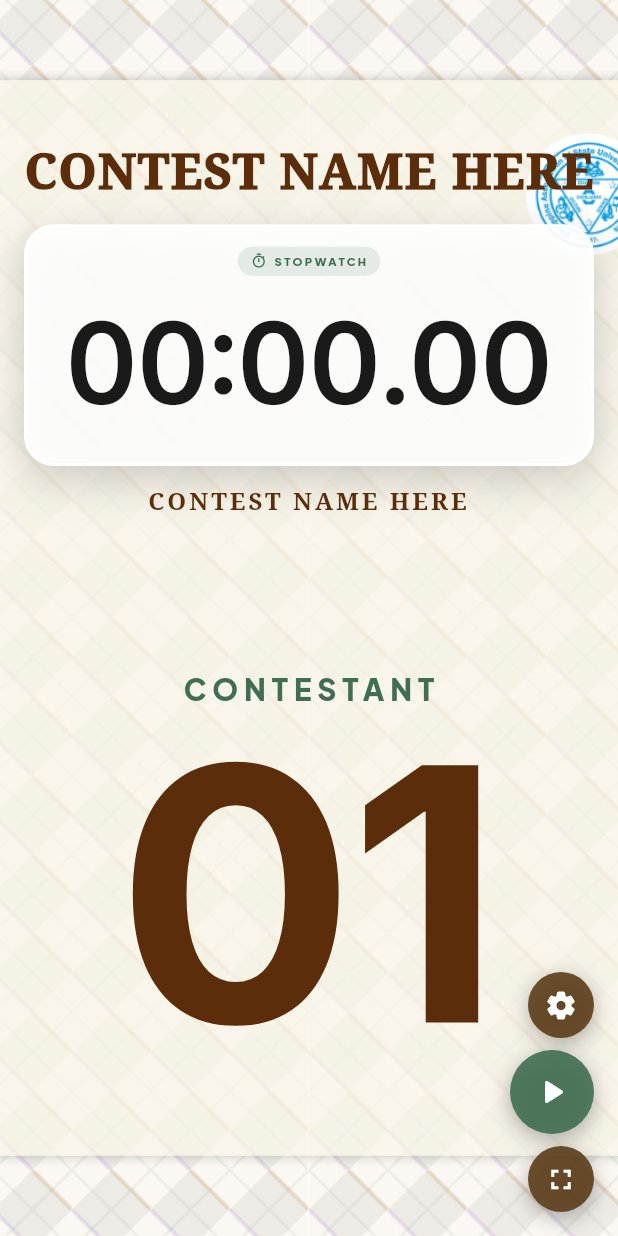
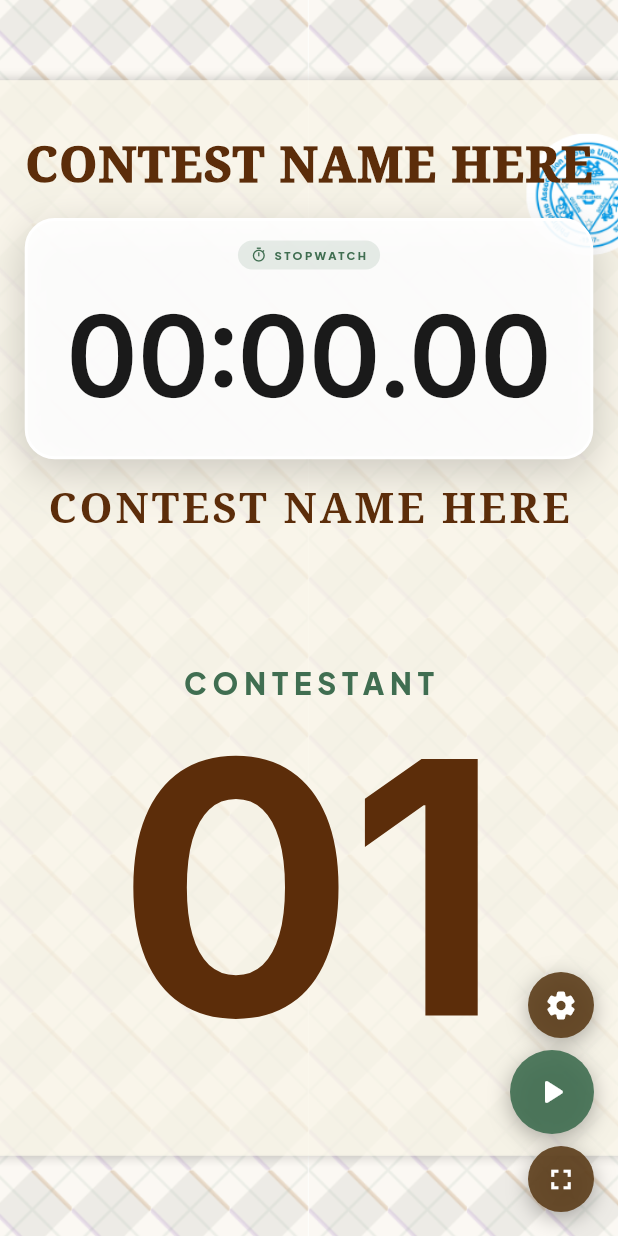
Before and after one commit to mjsolidarios/ncaf-timer, a Flutter app: the screen it shows after launch, on a phone screen of 412 x 824 dp. Run offline on Flutter 3.47's test engine with Material 3 defaults, Android fonts, the phone set to English and light mode, and no system bars; our stand-ins replace flutter_animate, google_fonts.

Commit message:
Make UI responsive for large screens / LED projection
- Remove maxWidth constraints so timer card and contestant number fill available space
- Change TopBar FittedBox from scaleDown to contain so contest name scales up on large screens
- Scale BottomLabel font size dynamically based on screen width (28px × scale, up to 2.5×)
- Scale floating action buttons proportionally with screen width (up to 2× at 1920px)
- Replace fixed spacing/padding with screen-proportional values

Co-authored-by: Copilot <223556219+Copilot@users.noreply.github.com>

```diff
--- a/lib/timer_app.dart
+++ b/lib/timer_app.dart
@@ -222,14 +222,15 @@ class _TimerHomePageState extends State<TimerHomePage>
   Widget _buildMainDisplay(Size size, bool isLandscape) {
     return Padding(
       padding: EdgeInsets.symmetric(
-        horizontal: isLandscape ? size.width * 0.05 : 16,
-        vertical: isLandscape ? size.height * 0.06 : 20,
+        horizontal: isLandscape ? size.width * 0.05 : size.width * 0.04,
+        vertical: isLandscape ? size.height * 0.06 : size.height * 0.03,
       ),
-      child: isLandscape ? _buildWideBody() : _buildNarrowBody(),
+      child: isLandscape ? _buildWideBody(size) : _buildNarrowBody(size),
     );
   }
 
-  Widget _buildWideBody() {
+  Widget _buildWideBody(Size size) {
+    final spacing = (size.height * 0.015).clamp(8.0, 20.0);
     return Row(
       crossAxisAlignment: CrossAxisAlignment.stretch,
       children: [
@@ -240,8 +241,6 @@ class _TimerHomePageState extends State<TimerHomePage>
             mainAxisAlignment: MainAxisAlignment.center,
             children: [
               Flexible(
-                child: ConstrainedBox(
-                  constraints: const BoxConstraints(maxWidth: 650),
                 child: Column(
                   crossAxisAlignment: CrossAxisAlignment.stretch,
                   children: [
@@ -253,7 +252,7 @@ class _TimerHomePageState extends State<TimerHomePage>
                       onNameTap: () => setState(() => _isEditingName = true),
                       onNameSubmit: () => setState(() => _isEditingName = false),
                     ),
-                      const SizedBox(height: 12),
+                    SizedBox(height: spacing),
                     Expanded(
                       flex: 8,
                       child: _TimerCard(
@@ -265,17 +264,16 @@ class _TimerHomePageState extends State<TimerHomePage>
                         blinkController: _blinkController,
                       ),
                     ),
-                      const SizedBox(height: 8),
+                    SizedBox(height: spacing * 0.6),
                     _BottomLabel(nameController: _nameController),
                     const Spacer(),
                   ],
                 ),
               ),
-              ),
             ],
           ),
         ),
-        const SizedBox(width: 24),
+        SizedBox(width: (size.width * 0.015).clamp(16.0, 40.0)),
         // Contestant panel
         Expanded(
           flex: 4,
@@ -287,7 +285,8 @@ class _TimerHomePageState extends State<TimerHomePage>
     );
   }
 
-  Widget _buildNarrowBody() {
+  Widget _buildNarrowBody(Size size) {
+    final spacing = (size.height * 0.02).clamp(12.0, 32.0);
     return Column(
       children: [
         // Top bar, Timer card, Bottom Label perfectly constraint matched
@@ -297,8 +296,6 @@ class _TimerHomePageState extends State<TimerHomePage>
             mainAxisAlignment: MainAxisAlignment.center,
             children: [
               Flexible(
-                child: ConstrainedBox(
-                  constraints: const BoxConstraints(maxWidth: 600),
                 child: Column(
                     crossAxisAlignment: CrossAxisAlignment.stretch,
                     mainAxisAlignment: MainAxisAlignment.center,
@@ -310,7 +307,7 @@ class _TimerHomePageState extends State<TimerHomePage>
                         onNameTap: () => setState(() => _isEditingName = true),
                         onNameSubmit: () => setState(() => _isEditingName = false),
                       ),
-                      const SizedBox(height: 16),
+                      SizedBox(height: spacing),
                       _TimerCard(
                         mode: _mode,
                         timeString: _formatTimerDisplay(),
@@ -319,16 +316,15 @@ class _TimerHomePageState extends State<TimerHomePage>
                         pulseController: _pulseController,
                         blinkController: _blinkController,
                       ),
-                      const SizedBox(height: 12),
+                      SizedBox(height: spacing * 0.75),
                       _BottomLabel(nameController: _nameController),
                     ],
-                  ),
                   ),
                 ),
             ],
           ),
         ),
-        const SizedBox(height: 24),
+        SizedBox(height: spacing),
         // Contestant panel
         Expanded(
           flex: 4,
@@ -649,9 +645,13 @@ class _TimerHomePageState extends State<TimerHomePage>
   // ── Floating control buttons ──────────────────────────────────────────────
 
   Widget _buildFloatingButtons() {
+    final screenWidth = MediaQuery.of(context).size.width;
+    final scale = (screenWidth / 900).clamp(1.0, 2.0);
+    final smallSize = 44.0 * scale;
+    final largeSize = 56.0 * scale;
     return Positioned(
-      bottom: 16,
-      right: 16,
+      bottom: 16 * scale,
+      right: 16 * scale,
       child: Column(
         mainAxisSize: MainAxisSize.min,
         crossAxisAlignment: CrossAxisAlignment.end,
@@ -661,8 +661,9 @@ class _TimerHomePageState extends State<TimerHomePage>
             icon: Icons.settings_rounded,
             tooltip: 'Settings',
             onTap: () => setState(() => _showSettings = true),
+            overrideSize: smallSize,
           ),
-          const SizedBox(height: 8),
+          SizedBox(height: 8 * scale),
           // Play / Pause / Resume
           if (_status == TimerStatus.idle || _status == TimerStatus.finished)
             _FloatingBtn(
@@ -671,6 +672,7 @@ class _TimerHomePageState extends State<TimerHomePage>
               color: const Color(0xFF406E51),
               onTap: _startTimer,
               large: true,
+              overrideSize: largeSize,
             )
           else if (_status == TimerStatus.running)
             _FloatingBtn(
@@ -679,6 +681,7 @@ class _TimerHomePageState extends State<TimerHomePage>
               color: const Color(0xFF9C5000),
               onTap: _pauseTimer,
               large: true,
+              overrideSize: largeSize,
             )
           else
             _FloatingBtn(
@@ -687,20 +690,23 @@ class _TimerHomePageState extends State<TimerHomePage>
               color: const Color(0xFF406E51),
               onTap: _resumeTimer,
               large: true,
+              overrideSize: largeSize,
             ),
           if (_status != TimerStatus.idle) ...[
-            const SizedBox(height: 8),
+            SizedBox(height: 8 * scale),
             _FloatingBtn(
               icon: Icons.refresh_rounded,
               tooltip: 'Reset',
               onTap: _resetTimer,
+              overrideSize: smallSize,
             ),
           ],
-          const SizedBox(height: 8),
+          SizedBox(height: 8 * scale),
           _FloatingBtn(
             icon: _isFullscreen ? Icons.fullscreen_exit : Icons.fullscreen,
             tooltip: _isFullscreen ? 'Exit Fullscreen' : 'Fullscreen',
             onTap: _toggleFullscreen,
+            overrideSize: smallSize,
           ),
         ],
       ),
@@ -716,6 +722,7 @@ class _FloatingBtn extends StatelessWidget {
   final VoidCallback onTap;
   final Color color;
   final bool large;
+  final double? overrideSize;
 
   const _FloatingBtn({
     required this.icon,
@@ -723,11 +730,13 @@ class _FloatingBtn extends StatelessWidget {
     required this.onTap,
     this.color = const Color(0xFF5C3D1A),
     this.large = false,
+    this.overrideSize,
   });
 
   @override
   Widget build(BuildContext context) {
-    final size = large ? 56.0 : 44.0;
+    final size = overrideSize ?? (large ? 56.0 : 44.0);
+    final iconSize = large ? size * 0.5 : size * 0.5;
     return Tooltip(
       message: tooltip,
       child: GestureDetector(
@@ -746,7 +755,7 @@ class _FloatingBtn extends StatelessWidget {
               ),
             ],
           ),
-          child: Icon(icon, color: Colors.white, size: large ? 28 : 22),
+          child: Icon(icon, color: Colors.white, size: iconSize),
         ),
       ),
     );
@@ -801,7 +810,7 @@ class _TopBar extends StatelessWidget {
         : GestureDetector(
             onTap: onNameTap,
             child: FittedBox(
-              fit: BoxFit.scaleDown,
+              fit: BoxFit.contain,
               alignment: Alignment.center,
               child: Text(
                 nameController.text,
@@ -997,14 +1006,20 @@ class _BottomLabel extends StatelessWidget {
 
   @override
   Widget build(BuildContext context) {
-    return Text(
+    final screenWidth = MediaQuery.of(context).size.width;
+    final scale = (screenWidth / 900).clamp(1.0, 2.5);
+    return FittedBox(
+      fit: BoxFit.scaleDown,
+      alignment: Alignment.center,
+      child: Text(
         nameController.text.replaceAll('\n', ' '),
         textAlign: TextAlign.center,
         style: GoogleFonts.notoSerif(
-        fontSize: 16,
+          fontSize: 28 * scale,
           fontWeight: FontWeight.w800,
           color: const Color(0xFF5C2D0A),
           letterSpacing: 2,
+        ),
       ),
     );
   }
```
Lines whose indentation alone changed are shown as unchanged.
